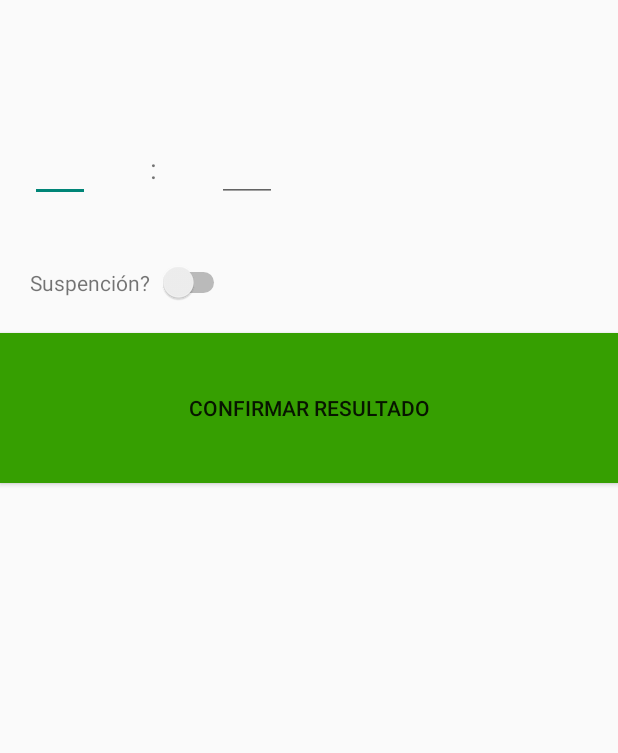
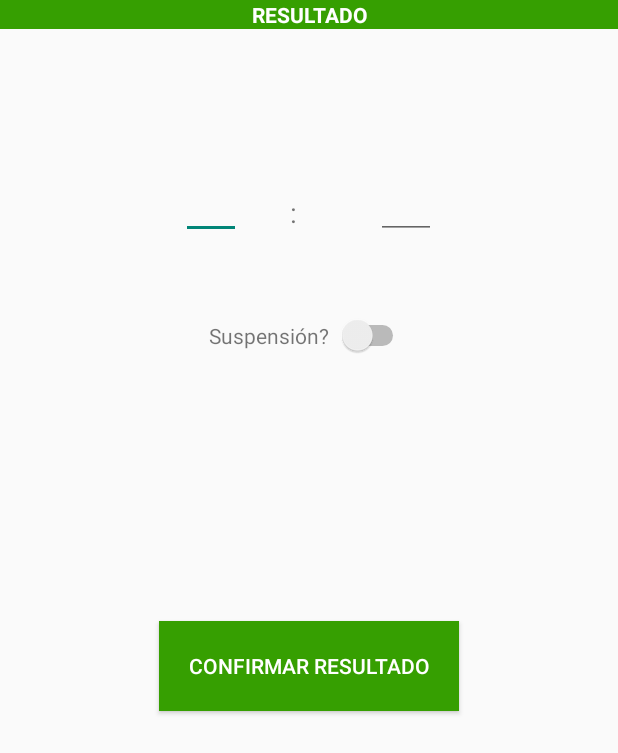
Before and after one commit to Anthua22/FutApp, an Android app: the layout resultado_partido.xml on its own in the app's theme, with its tools: preview values and no code run, on a phone screen of 412 x 824 dp. Shown: the top 753 px of the screen. Run offline under Robolectric (Android 15) with nearby library versions, the phone set to English and light mode, and no system bars.

Commit message:
Termino la vista de resultado

```diff
--- a/app/src/main/java/com/example/futapp/VistasFragments/ResultadoPartidoFragment.java
+++ b/app/src/main/java/com/example/futapp/VistasFragments/ResultadoPartidoFragment.java
@@ -5,6 +5,7 @@ import android.view.LayoutInflater;
 import android.view.View;
 import android.view.ViewGroup;
 import android.widget.Button;
+import android.widget.CompoundButton;
 import android.widget.EditText;
 import android.widget.ImageView;
 import android.widget.Switch;
@@ -32,7 +33,7 @@ public class ResultadoPartidoFragment extends Fragment {
     Partidos partidos;
     TextView nombrelocal, nombrevisitante;
     ImageView local, visitante;
-    EditText golvisitante, gollocal;
+    EditText golvisitante, gollocal, motivosuspension;
     Switch suspendido;
     Button enviar;
 
@@ -46,6 +47,7 @@ public class ResultadoPartidoFragment extends Fragment {
         View view = inflater.inflate(R.layout.resultado_partido,container,false);
         asignarID(view);
         ponerValores();
+        agregarEventoSwitch();
         return  view;
     }
 
@@ -58,8 +60,10 @@ public class ResultadoPartidoFragment extends Fragment {
         golvisitante = view.findViewById(R.id.golesvisitantes);
         suspendido = view.findViewById(R.id.suspendido);
         enviar = view.findViewById(R.id.confirmarresultado);
+        motivosuspension = view.findViewById(R.id.motivosuspension);
 
     }
+
 
     void ponerValores(){
         ServicioApiRestUtilidades servicioApiRestUtilidades = new ServicioApiRestUtilidades();
@@ -97,4 +101,17 @@ public class ResultadoPartidoFragment extends Fragment {
             }
         });
     }
+
+    void agregarEventoSwitch(){
+        suspendido.setOnCheckedChangeListener(new CompoundButton.OnCheckedChangeListener() {
+            @Override
+            public void onCheckedChanged(CompoundButton buttonView, boolean isChecked) {
+                if(isChecked){
+                    motivosuspension.setVisibility(View.VISIBLE);
+                }else{
+                    motivosuspension.setVisibility(View.INVISIBLE);
+                }
+            }
+        });
+    }
 }
--- a/app/src/main/res/layout/resultado_partido.xml
+++ b/app/src/main/res/layout/resultado_partido.xml
@@ -4,10 +4,20 @@
     android:layout_height="match_parent"
     android:orientation="vertical">
 
+    <TextView
+        android:layout_width="match_parent"
+        android:layout_height="wrap_content"
+        android:text="RESULTADO"
+        android:gravity="center"
+        android:textStyle="bold"
+        android:textSize="14dp"
+        android:textColor="#FFF"
+        android:background="#369F01"/>
     <LinearLayout
         android:layout_width="match_parent"
         android:layout_height="wrap_content"
-        android:layout_margin="20dp"
+        android:gravity="center"
+        android:layout_margin="25dp"
         android:orientation="horizontal">
 
         <LinearLayout
@@ -17,14 +27,17 @@
             <ImageView
                 android:layout_width="60dp"
                 android:layout_height="50dp"
+                android:layout_marginLeft="5dp"
                 android:id="@+id/localfo"/>
             <TextView
                 android:layout_width="wrap_content"
                 android:layout_height="wrap_content"
-                android:id="@+id/localnombre"/>
+                android:id="@+id/localnombre"
+                android:textStyle="bold"/>
             <EditText
                 android:layout_width="40dp"
                 android:layout_height="wrap_content"
+                android:layout_gravity="center"
                 android:id="@+id/goleslocal"
                 android:inputType="number"/>
 
@@ -34,10 +47,10 @@
         <TextView
             android:layout_width="wrap_content"
             android:layout_height="wrap_content"
+            android:layout_marginLeft="20dp"
+            android:layout_marginTop="40dp"
             android:text=":"
-            android:layout_marginTop="80dp"
-            android:layout_marginLeft="20dp"
-            android:textSize="18dp"/>
+            android:textSize="18dp" />
         <LinearLayout
             android:layout_width="wrap_content"
             android:layout_height="wrap_content"
@@ -46,15 +59,18 @@
             <ImageView
                 android:layout_width="60dp"
                 android:layout_height="50dp"
+                android:layout_marginLeft="5dp"
                 android:id="@+id/visitantefoto"/>
             <TextView
                 android:layout_width="wrap_content"
                 android:layout_height="wrap_content"
-                android:id="@+id/visistantenombre"/>
+                android:id="@+id/visistantenombre"
+                android:textStyle="bold"/>
             <EditText
                 android:layout_width="40dp"
                 android:layout_height="wrap_content"
                 android:inputType="number"
+                android:layout_gravity="center"
                 android:id="@+id/golesvisitantes"/>
         </LinearLayout>
 
@@ -62,15 +78,16 @@
 
     </LinearLayout>
    <LinearLayout
-       android:layout_width="wrap_content"
+       android:layout_width="match_parent"
        android:layout_height="wrap_content"
        android:orientation="horizontal"
-       android:layout_margin="20dp">
+       android:gravity="center"
+       android:layout_margin="25dp">
 
        <TextView
            android:layout_width="wrap_content"
            android:layout_height="wrap_content"
-           android:text="Suspención?"
+           android:text="Suspensión?"
            />
        <Switch
            android:layout_width="wrap_content"
@@ -79,16 +96,21 @@
            android:id="@+id/suspendido"/>
    </LinearLayout>
 
-    <LinearLayout
-        android:layout_width="wrap_content"
-        android:layout_height="wrap_content">
-
-    </LinearLayout>
+    <EditText
+        android:layout_width="match_parent"
+        android:layout_height="wrap_content"
+        android:layout_margin="18dp"
+        android:hint="Escriba el motivo de la suspensión"
+        android:visibility="invisible"
+        android:id="@+id/motivosuspension"/>
 
     <Button
-        android:layout_width="match_parent"
-        android:layout_height="100dp"
+        android:layout_width="200dp"
+        android:layout_height="60dp"
+        android:layout_marginTop="70dp"
         android:text="Confirmar Resultado"
+        android:layout_gravity="center"
+        android:textColor="#FFF"
         android:background="#369F01"
         android:id="@+id/confirmarresultado"/>
 
```
